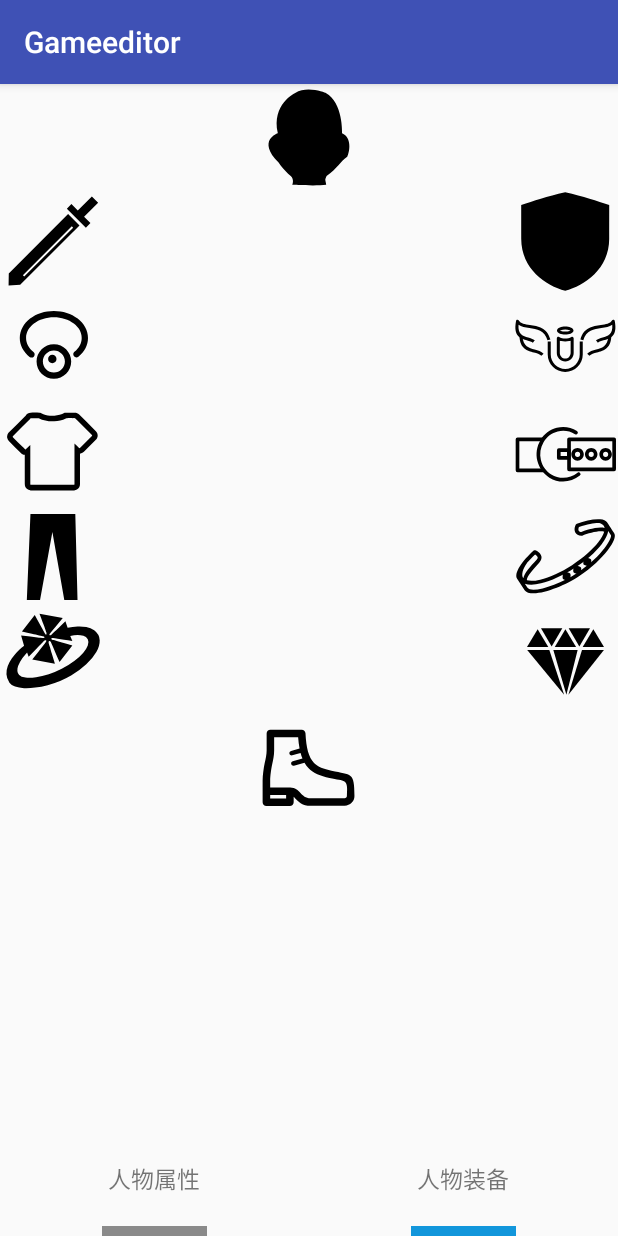
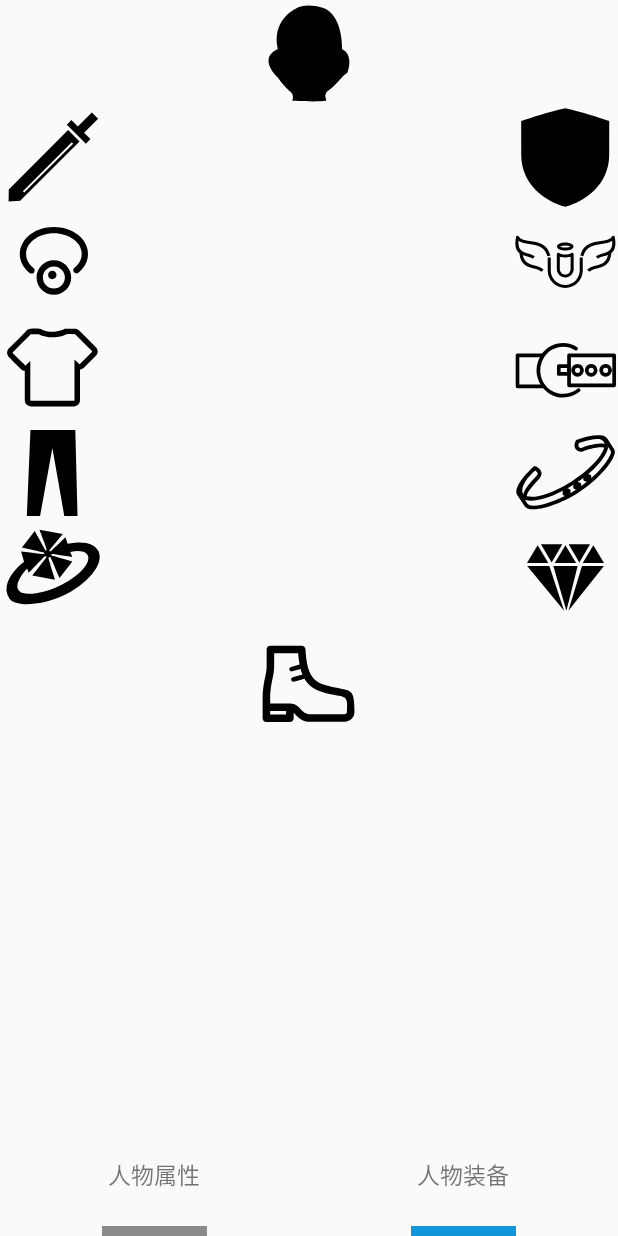
Before and after one commit to Stars-One/Game_editor, an Android app: the CurrentActivity screen opened directly, with no data from a screen before it, after a tap on "人物装备", on a phone screen of 412 x 824 dp. Run offline under Robolectric (Android 15) with nearby library versions, the phone set to English and light mode, and no system bars.

```diff
--- a/app/src/main/AndroidManifest.xml
+++ b/app/src/main/AndroidManifest.xml
@@ -32,7 +32,8 @@
         </activity>
         <activity android:name=".activity.SettingActivity">
         </activity>
-        <activity android:name=".activity.CurrentActivity">
+        <activity android:name=".activity.CurrentActivity"
+            android:theme="@style/Theme.AppCompat.Light.NoActionBar">
         </activity>
     </application>
 
--- a/app/src/main/java/com/wan/gameditor/activity/CurrentActivity.java
+++ b/app/src/main/java/com/wan/gameditor/activity/CurrentActivity.java
@@ -7,7 +7,6 @@ import android.support.v4.app.Fragment;
 import android.support.v4.view.ViewPager;
 import android.support.v7.app.AppCompatActivity;
 import android.view.View;
-import android.view.Window;
 import android.widget.ImageView;
 import android.widget.LinearLayout;
 
@@ -30,7 +29,7 @@ public class CurrentActivity extends AppCompatActivity implements View.OnClickLi
     private int colorblue,colorgrey;
     @Override
     protected void onCreate(Bundle savedInstanceState) {
-        requestWindowFeature(Window.FEATURE_NO_TITLE);
+
         super.onCreate(savedInstanceState);
         setContentView(R.layout.activity_current);
         initView();
--- a/app/src/main/res/layout/activity_current.xml
+++ b/app/src/main/res/layout/activity_current.xml
@@ -1,12 +1,12 @@
 <?xml version="1.0" encoding="utf-8"?>
 <LinearLayout
     xmlns:android="http://schemas.android.com/apk/res/android"
-    xmlns:tools="http://schemas.android.com/tools"
+
     android:id="@+id/linearlayout"
     android:layout_width="match_parent"
     android:layout_height="match_parent"
     android:orientation="vertical"
-    tools:context="com.wan.gameditor.activity.CurrentActivity">
+    >
     <android.support.v4.view.ViewPager
         android:id="@+id/viewpager"
         android:layout_width="match_parent"
```
